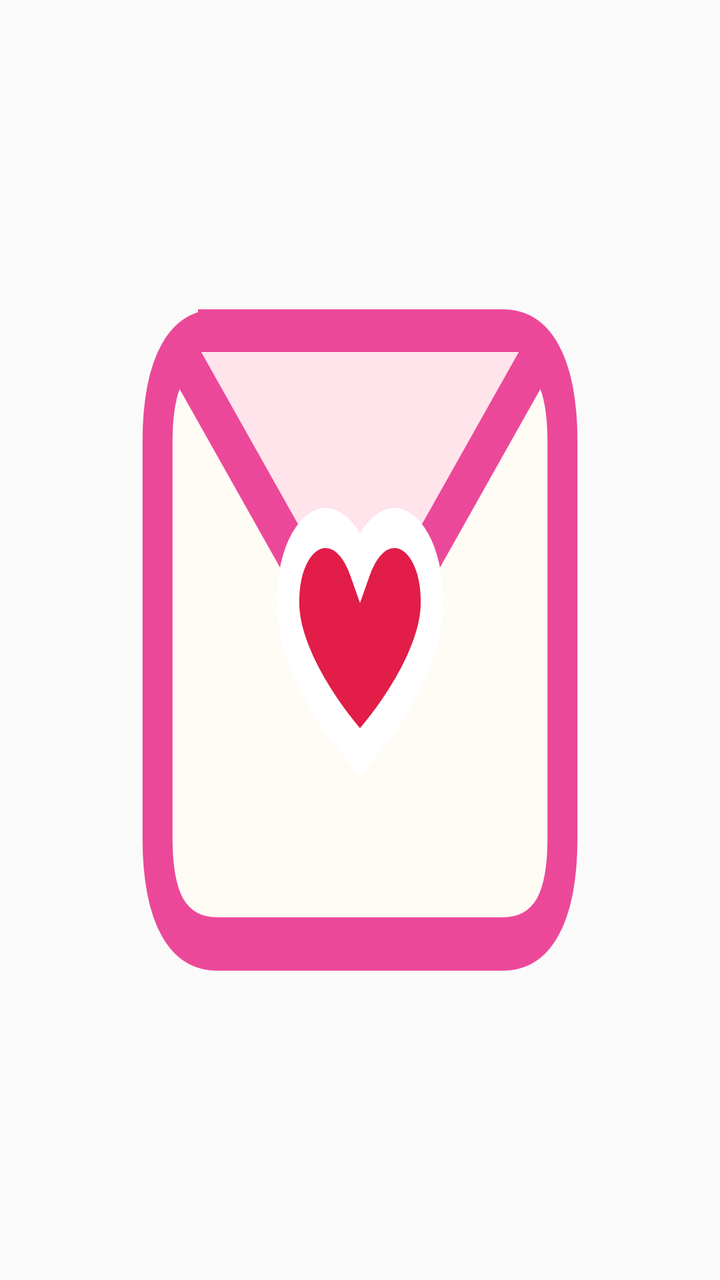
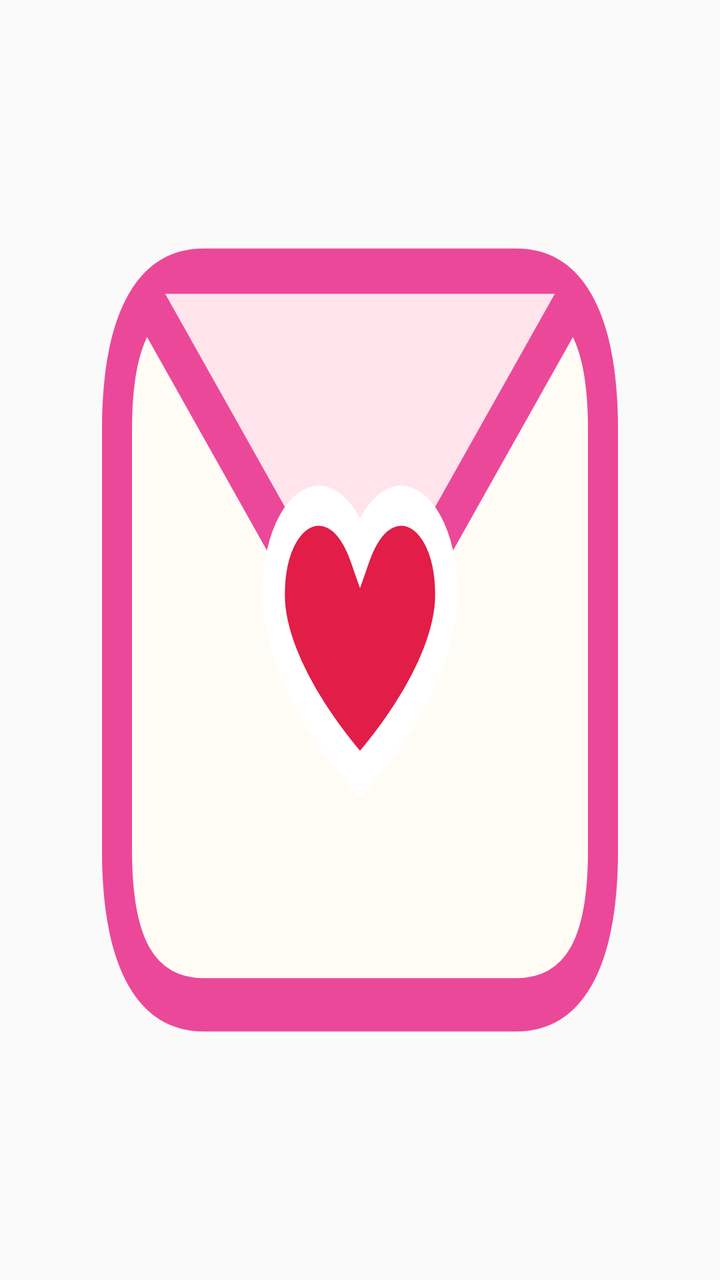

Before-and-after screenshots of an Android layout around one commit, followed by the original layout XML and the change that was made.
<!-- AndroidManifest.xml: application theme android:Theme.Material.Light.NoActionBar -->
<!-- res/layout/widget_intercourse.xml -->
<?xml version="1.0" encoding="utf-8"?>

<FrameLayout xmlns:android="http://schemas.android.com/apk/res/android"
    android:id="@+id/intercourse_root"
    android:layout_width="match_parent"
    android:layout_height="match_parent"
    android:background="@drawable/intercourse_bg">

    <LinearLayout
        android:layout_width="match_parent"
        android:layout_height="match_parent"
        android:orientation="vertical">

        <TextView
            android:layout_width="match_parent"
            android:layout_height="0dp"
            android:layout_weight="0.62"
            android:text="" />

        <TextView
            android:id="@+id/tv_hint"
            android:layout_width="match_parent"
            android:layout_height="wrap_content"
            android:gravity="center"
            android:paddingBottom="2dp"
            android:paddingLeft="8dp"
            android:paddingRight="8dp"
            android:text=""
            android:textSize="8sp"
            android:textColor="#9D174D"
            android:maxLines="1" />

        <TextView
            android:layout_width="match_parent"
            android:layout_height="0dp"
            android:layout_weight="0.30"
            android:text="" />
    </LinearLayout>

</FrameLayout>
<!-- resources referenced by this layout -->
<resources>
  <!-- drawable intercourse_bg (drawable) -->
  <?xml version="1.0" encoding="utf-8"?>
  
  <vector xmlns:android="http://schemas.android.com/apk/res/android"
      android:width="48dp"
      android:height="48dp"
      android:viewportWidth="48"
      android:viewportHeight="48">
  
      
      <path
          android:fillColor="#FFFBF5"
          android:strokeColor="#EC4899"
          android:strokeWidth="2"
          android:pathData="M13.2,12.6 L33.5,12.6 Q37.5,12.6 37.5,16.6 L37.5,31.4 Q37.5,35.4 33.5,35.4 L14.5,35.4 Q10.5,35.4 10.5,31.4 L10.5,16.6 Q10.5,12.6 14.5,12.6 Z" />
  
      
      <path
          android:fillColor="#FFE4EC"
          android:pathData="M12,13.2 L24,25.2 L36,13.2 Z" />
  
      
      <path
          android:strokeColor="#EC4899"
          android:strokeWidth="2"
          android:pathData="M12,13.2 L24,25.2 L36,13.2" />
  
      
      <path
          android:fillColor="#E11D48"
          android:strokeColor="#FFFFFF"
          android:strokeWidth="1.5"
          android:pathData="M24,28.2 C24,28.2 19.2,25.3 19.2,22.6 C19.2,20.8 20.5,19.8 21.7,19.8 C22.7,19.8 23.5,20.4 24,21.2 C24.5,20.4 25.3,19.8 26.3,19.8 C27.5,19.8 28.8,20.8 28.8,22.6 C28.8,25.3 24,28.2 24,28.2 Z" />
  </vector>
</resources>

<!-- the commit's change to res/layout/widget_intercourse.xml (unified diff, before → after) -->
@@ -14,7 +14,7 @@
         <TextView
             android:layout_width="match_parent"
             android:layout_height="0dp"
-            android:layout_weight="0.62"
+            android:layout_weight="0.66"
             android:text="" />
 
         <TextView
@@ -33,7 +33,7 @@
         <TextView
             android:layout_width="match_parent"
             android:layout_height="0dp"
-            android:layout_weight="0.30"
+            android:layout_weight="0.26"
             android:text="" />
     </LinearLayout>
 
<!-- resource entries referenced after the edit -->
@@ -14,25 +14,25 @@
           android:fillColor="#FFFBF5"
           android:strokeColor="#EC4899"
           android:strokeWidth="2"
-          android:pathData="M13.2,12.6 L33.5,12.6 Q37.5,12.6 37.5,16.6 L37.5,31.4 Q37.5,35.4 33.5,35.4 L14.5,35.4 Q10.5,35.4 10.5,31.4 L10.5,16.6 Q10.5,12.6 14.5,12.6 Z" />
+          android:pathData="M13.6,10.32 L34.4,10.32 Q40.2,10.32 40.2,16.12 L40.2,31.88 Q40.2,37.68 34.4,37.68 L13.6,37.68 Q7.8,37.68 7.8,31.88 L7.8,16.12 Q7.8,10.32 13.6,10.32 Z" />
   
       
       <path
           android:fillColor="#FFE4EC"
-          android:pathData="M12,13.2 L24,25.2 L36,13.2 Z" />
+          android:pathData="M9.6,11.02 L24,25.44 L38.4,11.02 Z" />
   
       
       <path
           android:strokeColor="#EC4899"
           android:strokeWidth="2"
-          android:pathData="M12,13.2 L24,25.2 L36,13.2" />
+          android:pathData="M9.6,11.02 L24,25.44 L38.4,11.02" />
   
       
       <path
           android:fillColor="#E11D48"
           android:strokeColor="#FFFFFF"
           android:strokeWidth="1.5"
-          android:pathData="M24,28.2 C24,28.2 19.2,25.3 19.2,22.6 C19.2,20.8 20.5,19.8 21.7,19.8 C22.7,19.8 23.5,20.4 24,21.2 C24.5,20.4 25.3,19.8 26.3,19.8 C27.5,19.8 28.8,20.8 28.8,22.6 C28.8,25.3 24,28.2 24,28.2 Z" />
+          android:pathData="M24,29.04 C24,29.04 18.24,25.56 18.24,22.32 C18.24,20.16 19.8,18.96 21.24,18.96 C22.44,18.96 23.4,19.68 24,20.64 C24.6,19.68 25.56,18.96 26.76,18.96 C28.2,18.96 29.76,20.16 29.76,22.32 C29.76,25.56 24,29.04 24,29.04 Z" />
   </vector>
 </resources>
 
